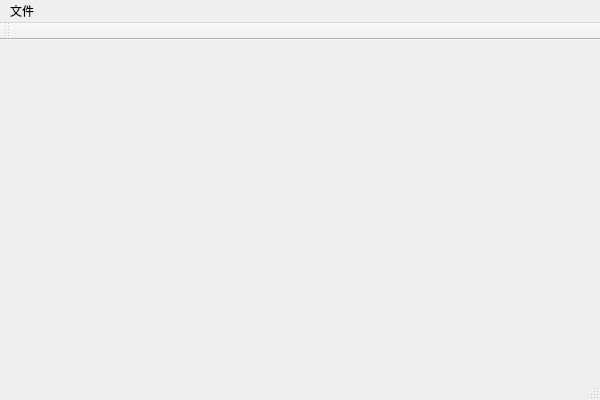
First picture: the form in OSGQtDemo/osgqtdemo.ui, repository Timo-China/OSGQtDemo, before the edit.
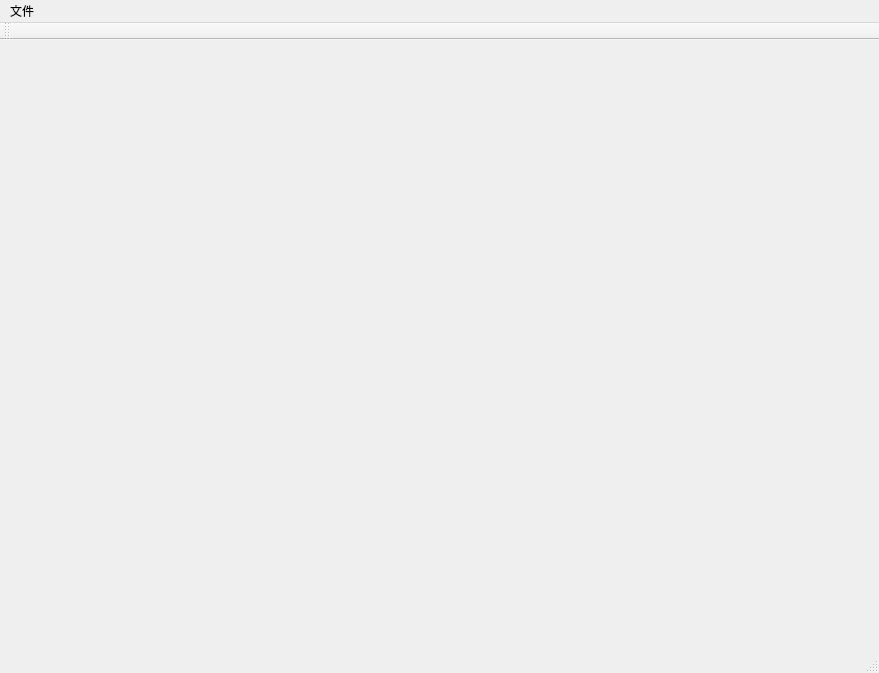
Second picture: the form after the edit.

```diff
--- a/OSGQtDemo/osgqtdemo.ui
+++ b/OSGQtDemo/osgqtdemo.ui
@@ -6,8 +6,8 @@
    <rect>
     <x>0</x>
     <y>0</y>
-    <width>600</width>
-    <height>400</height>
+    <width>879</width>
+    <height>673</height>
    </rect>
   </property>
   <property name="windowTitle">
@@ -25,7 +25,7 @@
     <rect>
      <x>0</x>
      <y>0</y>
-     <width>600</width>
+     <width>879</width>
      <height>23</height>
     </rect>
    </property>
```
